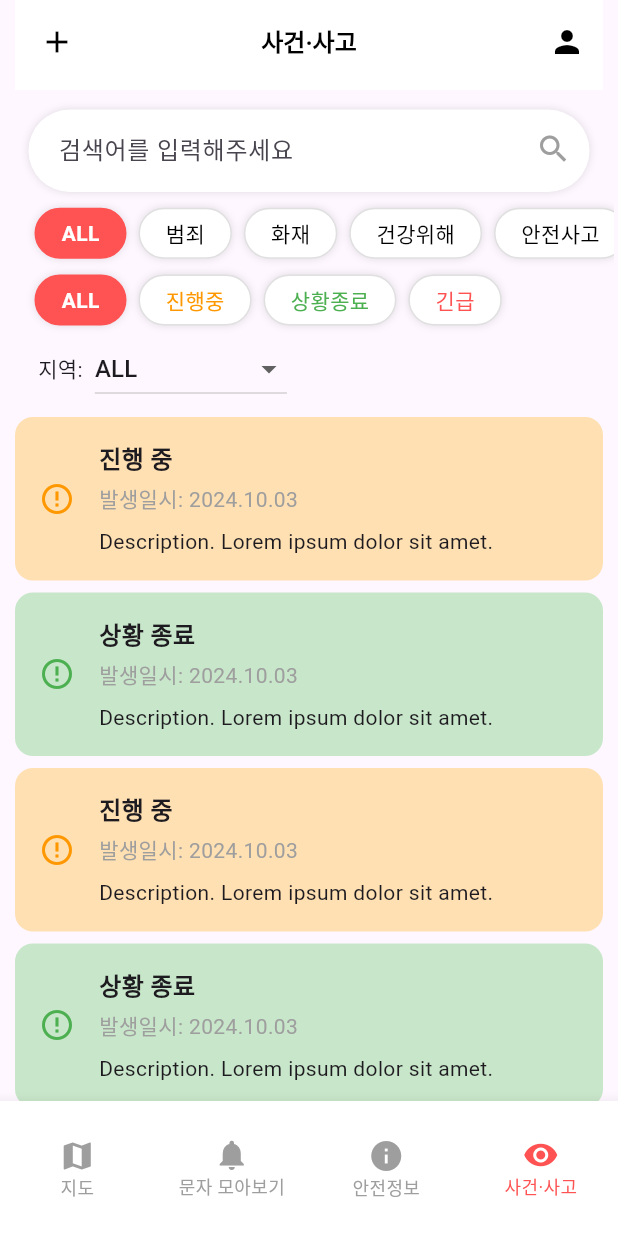
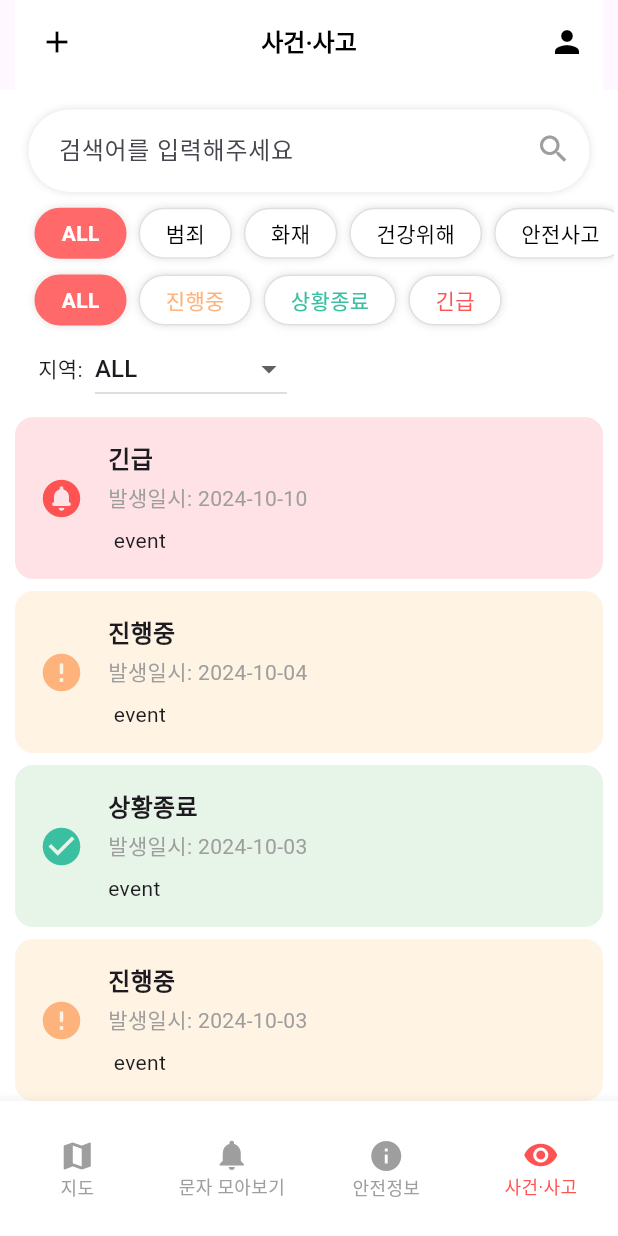
Before and after one commit to SSU-ALOG/alog_application, a Flutter app: the screen it shows after launch, item 4 of the bottom bar chosen, on a phone screen of 412 x 824 dp. Run offline on Flutter 3.47's test engine with Material 3 defaults, Android fonts, the phone set to English and light mode, and no system bars; our stand-ins replace flutter_dotenv, permission_handler; missing offline and left inert: flutter_naver_map.

Commit message:
edit details and EventCard

```diff
--- a/lib/incident.dart
+++ b/lib/incident.dart
@@ -3,6 +3,18 @@ import 'dart:developer';
 
 import 'package:alog/main.dart';
 import 'package:flutter/material.dart';
+
+// dummy data
+final List<Map<String, String>> events = [
+  {'status': '진행중', 'date': '2024-10-04', 'description': ' event'},
+  {'status': '상황종료', 'date': '2024-10-03', 'description': 'event'},
+  {'status': '상황종료', 'date': '2024-10-02', 'description': ' event'},
+  {'status': '진행중', 'date': '2024-10-01', 'description': ' event'},
+  {'status': '긴급', 'date': '2024-10-01', 'description': ' event'},
+  {'status': '긴급', 'date': '2024-10-10', 'description': ' event'},
+  {'status': '진행중', 'date': '2024-10-03', 'description': ' event'},
+];
+
 
 // Disaster Categories
 const List<String> disasterCategories = [
@@ -27,21 +39,34 @@ const List<String> disasterStatusList = [
   '긴급',
 ];
 
-// Colors per disaster status=
-const Map<String, Color> disasterStatusColors = {
-  'ALL': Colors.redAccent, // 배경 빨간색
-  '진행중': Colors.orange, // 배경 주황색
-  '상황종료': Colors.green, // 배경 초록색
-  '긴급': Colors.redAccent, // 배경 빨간색 (텍스트 색상도 빨간색)
+// set ColorSet class for matching main color and shade color
+class ColorSet {
+  final Color main;
+  final Color shade;
+
+  const ColorSet({required this.main, required this.shade});
+}
+
+// Disaster status colors
+const Map<String, ColorSet> disasterStatusColors = {
+  'ALL': ColorSet(main: Color(0xFFFF6969), shade: Color(0xFFFFE2E5)),
+  // 배경 빨간색
+  '진행중': ColorSet(main: Color(0xFFFFB37C), shade: Color(0xFFFFF4E4)),
+  // 배경 주황색
+  '상황종료': ColorSet(main: Color(0xFF3AC0A0), shade: Color(0xFFE7F4E8)),
+  // 배경 초록색
+  '긴급': ColorSet(main: Colors.redAccent, shade: Color(0xFFFFE2E5))
+  // 배경 빨간색 (텍스트 색상도 빨간색)
 };
 
-// Icons per disaster status
+// Disaster status icons
 const Map<String, IconData> disasterStatusIcons = {
-  '진행중': Icons.warning,
+  '진행중': Icons.error_rounded,
   '상황종료': Icons.check_circle,
-  '긴급': Icons.error_outline,
+  '긴급': Icons.circle_notifications_rounded
 };
 
+// region list
 const List<String> regions = [
   'ALL',
   '서울특별시',
@@ -127,6 +152,7 @@ class _IncidentScreenState extends State<IncidentScreen> {
   Widget build(BuildContext context) {
     return Scaffold(
         // appBar- main.dart
+        backgroundColor: Colors.white,
         body: Column(children: [
           // 검색창, 필터 버튼 등 고정된 상단 위젯
           Padding(
@@ -154,9 +180,11 @@ class _IncidentScreenState extends State<IncidentScreen> {
                       decoration: InputDecoration(
                         prefix: const SizedBox(width: 20),
                         hintText: '검색어를 입력해주세요',
-                    suffixIcon: const Icon(Icons.search, color: Colors.grey),
+                        suffixIcon:
+                            const Icon(Icons.search, color: Colors.grey),
                         border: InputBorder.none,
-                    contentPadding: const EdgeInsets.symmetric(vertical: 14),
+                        contentPadding:
+                            const EdgeInsets.symmetric(vertical: 14),
                       ),
                     ),
                   ),
@@ -193,8 +221,10 @@ class _IncidentScreenState extends State<IncidentScreen> {
                           .map(
                             (filter) => DisasterStatusFilterChip(
                               label: filter,
-                          isSelected: _selectedDisasterStatus.contains(filter),
-                          onSelected: () => _disasterStatusToggleFilter(filter),
+                              isSelected:
+                                  _selectedDisasterStatus.contains(filter),
+                              onSelected: () =>
+                                  _disasterStatusToggleFilter(filter),
                             ),
                           )
                           .toList(),
@@ -215,54 +245,72 @@ class _IncidentScreenState extends State<IncidentScreen> {
               padding: EdgeInsets.symmetric(horizontal: 10.0), // 좌우 10px 여백 추가
               child: ListView(
                 children: [
-              EventCard(
-                status: '진행 중',
-                date: '2024.10.03',
-                description: 'Description. Lorem ipsum dolor sit amet.',
-                backgroundColor: Colors.orange.shade100,
-                iconColor: Colors.orange,
-                icon: disasterStatusIcons['진행중'],
+                  for (var event in sortEventsByDate(events)) // 정렬된 이벤트 리스트 순회
+                    Builder(
+                      builder: (context) {
+
+                        // 상태에 따라 데이터 가져오기
+                        final colorSet = getDisasterColorSet(event['status']!);
+                        final icon = getDisasterIcon(event['status']!);
+                        return EventCard(
+                          status: event['status']!,
+                          date: event['date']!,
+                          description: event['description']!,
+                          backgroundColor: colorSet.shade,
+                          iconColor: colorSet.main,
+                          icon: icon,
+                        );
+                      },
                     ),
-              EventCard(
-                status: '상황 종료',
-                date: '2024.10.03',
-                description: 'Description. Lorem ipsum dolor sit amet.',
-                backgroundColor: Colors.green.shade100,
-                iconColor: Colors.green,
-                icon: disasterStatusIcons['상황종료'],
-              ),
-              EventCard(
-                status: '진행 중',
-                date: '2024.10.03',
-                description: 'Description. Lorem ipsum dolor sit amet.',
-                backgroundColor: Colors.orange.shade100,
-                iconColor: Colors.orange,
-                icon: disasterStatusIcons['진행중'],
-              ),
-              EventCard(
-                status: '상황 종료',
-                date: '2024.10.03',
-                description: 'Description. Lorem ipsum dolor sit amet.',
-                backgroundColor: Colors.green.shade100,
-                iconColor: Colors.green,
-                icon: disasterStatusIcons['상황종료'],
-              ),
-              EventCard(
-                status: '긴급 재난',
-                date: '2024.10.03',
-                description: 'Description. Lorem ipsum dolor sit amet.',
-                backgroundColor: Colors.red.shade100,
-                iconColor: Colors.red,
-                icon: disasterStatusIcons['긴급'],
-              ),
-              EventCard(
-                status: '긴급 재난',
-                date: '2024.10.03',
-                description: 'Description. Lorem ipsum dolor sit amet.',
-                backgroundColor: Colors.red.shade100,
-                iconColor: Colors.red,
-                icon: disasterStatusIcons['긴급'],
-              ),
+
+                  // EventCard(
+                  //   status: '진행 중',
+                  //   date: '2024.10.03',
+                  //   description: 'Description. Lorem ipsum dolor sit amet.',
+                  //   backgroundColor: Color(0xFFFFF4E4),
+                  //   iconColor: Color(0xFFFFB37C),
+                  //   icon: disasterStatusIcons['진행중'],
+                  // ),
+                  // EventCard(
+                  //   status: '상황 종료',
+                  //   date: '2024.10.03',
+                  //   description: 'Description. Lorem ipsum dolor sit amet.',
+                  //   backgroundColor: Color(0xFFE7F4E8),
+                  //   iconColor: Color(0xFF3AC0A0),
+                  //   icon: disasterStatusIcons['상황종료'],
+                  // ),
+                  // EventCard(
+                  //   status: '진행 중',
+                  //   date: '2024.10.03',
+                  //   description: 'Description. Lorem ipsum dolor sit amet.',
+                  //   backgroundColor: Color(0xFFFFF4E4),
+                  //   iconColor: Color(0xFFFFB37C),
+                  //   icon: disasterStatusIcons['진행중'],
+                  // ),
+                  // EventCard(
+                  //   status: '상황 종료',
+                  //   date: '2024.10.03',
+                  //   description: 'Description. Lorem ipsum dolor sit amet.',
+                  //   backgroundColor: Color(0xFFE7F4E8),
+                  //   iconColor: Color(0xFF3AC0A0),
+                  //   icon: disasterStatusIcons['상황종료'],
+                  // ),
+                  // EventCard(
+                  //   status: '긴급 재난',
+                  //   date: '2024.10.03',
+                  //   description: 'Description. Lorem ipsum dolor sit amet.',
+                  //   backgroundColor: Color(0xFFFFE2E5),
+                  //   iconColor: Color(0xFFFF6969),
+                  //   icon: disasterStatusIcons['긴급'],
+                  // ),
+                  // EventCard(
+                  //   status: '긴급 재난',
+                  //   date: '2024.10.03',
+                  //   description: 'Description. Lorem ipsum dolor sit amet.',
+                  //   backgroundColor: Color(0xFFFFE2E5),
+                  //   iconColor: Color(0xFFFF6969),
+                  //   icon: disasterStatusIcons['긴급'],
+                  // ),
                 ],
               ),
             ), // Container
@@ -292,14 +340,14 @@ class DisasterFilterChip extends StatelessWidget {
         onTap: onSelected,
         child: Container(
           decoration: BoxDecoration(
-            color: isSelected ? Colors.redAccent : Colors.white,
+            color: isSelected ? Color(0xFFFF6969) : Colors.white,
             borderRadius: BorderRadius.circular(20),
             boxShadow: [
               BoxShadow(
                   color: Colors.black12, blurRadius: 4, offset: Offset(0, 0)),
             ],
             border: Border.all(
-              color: isSelected ? Colors.redAccent : Colors.grey.shade300,
+              color: isSelected ? Color(0xFFFF6969) : Colors.grey.shade300,
             ),
           ),
           padding: const EdgeInsets.symmetric(horizontal: 12.0, vertical: 6.0),
@@ -340,7 +388,8 @@ class DisasterStatusFilterChip extends StatelessWidget {
         onTap: onSelected,
         child: Container(
           decoration: BoxDecoration(
-            color: isSelected ? disasterStatusColors[label] : Colors.white,
+            color:
+                isSelected ? disasterStatusColors[label]!.main : Colors.white,
             borderRadius: BorderRadius.circular(20),
             boxShadow: [
               BoxShadow(
@@ -348,7 +397,7 @@ class DisasterStatusFilterChip extends StatelessWidget {
             ],
             border: Border.all(
               color: isSelected
-                  ? disasterStatusColors[label]!
+                  ? disasterStatusColors[label]!.main
                   : Colors.grey.shade300,
             ),
           ),
@@ -358,7 +407,9 @@ class DisasterStatusFilterChip extends StatelessWidget {
             child: Text(
               label,
               style: TextStyle(
-                color: isSelected ? Colors.white : disasterStatusColors[label],
+                color: isSelected
+                    ? Colors.white
+                    : disasterStatusColors[label]!.main,
                 fontWeight: isSelected ? FontWeight.bold : FontWeight.normal,
               ),
             ),
@@ -403,12 +454,38 @@ class _RegionDropDownState extends State<RegionDropDown> {
   }
 }
 
+// set default event design
+ColorSet getDisasterColorSet(String status){
+  return disasterStatusColors[status] ?? ColorSet(
+    main: Colors.grey,
+    shade: Colors.grey.shade200,
+  );
+}
+
+IconData getDisasterIcon(String status){
+  return disasterStatusIcons[status] ?? Icons.error_rounded;
+}
+
+// sort event using date
+List<Map<String, String>> sortEventsByDate(List<Map<String, String>> event){
+  events.sort((a, b){
+    DateTime dateA = DateTime.parse(a['date']!);
+    DateTime dateB = DateTime.parse(b['date']!);
+    return dateB.compareTo(dateA); // 최신순 정렬
+  });
+
+  return events;
+}
+
 class EventCard extends StatelessWidget {
   final String status;
   final String date;
   final String description;
   final Color backgroundColor;
   final Color iconColor;
+  final IconData icon;
+
+  final double iconSize;
 
   const EventCard({
     required this.status,
@@ -416,7 +493,8 @@ class EventCard extends StatelessWidget {
     required this.description,
     required this.backgroundColor,
     required this.iconColor,
-    IconData? icon,
+    required this.icon,
+    this.iconSize = 30.0
   });
 
   @override
@@ -431,8 +509,9 @@ class EventCard extends StatelessWidget {
       child: Row(
         children: [
           Icon(
-            Icons.error_outline,
+            icon,
             color: iconColor,
+            size: iconSize
           ),
           SizedBox(width: 16.0),
           Expanded(
```
Lines whose indentation alone changed are shown as unchanged.
